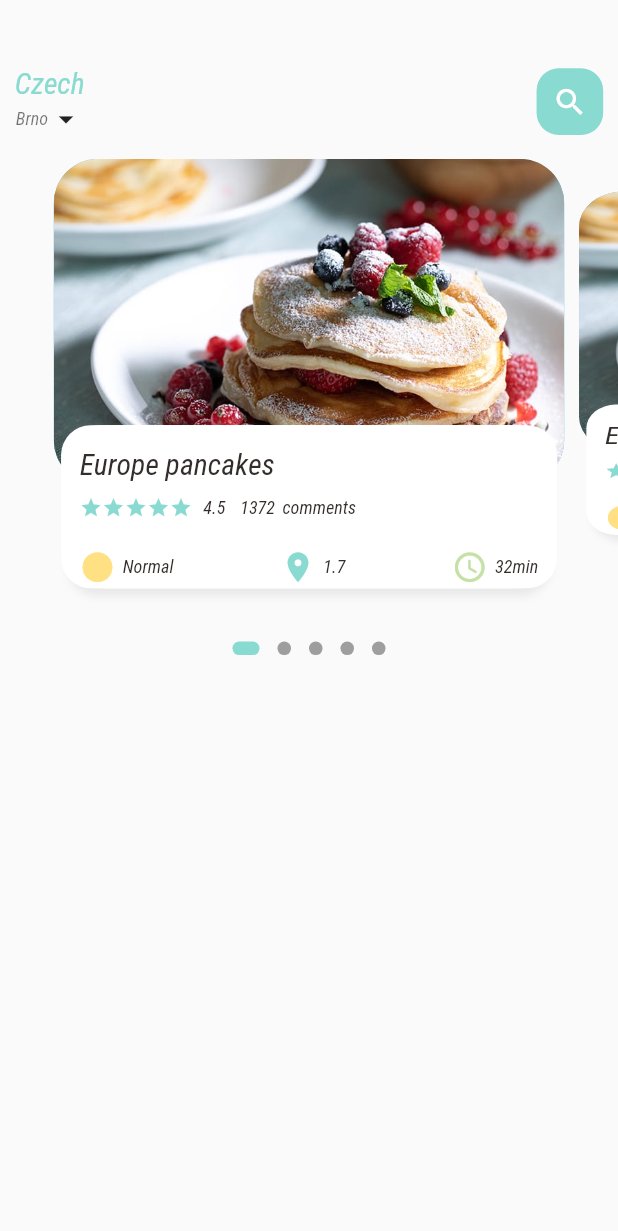
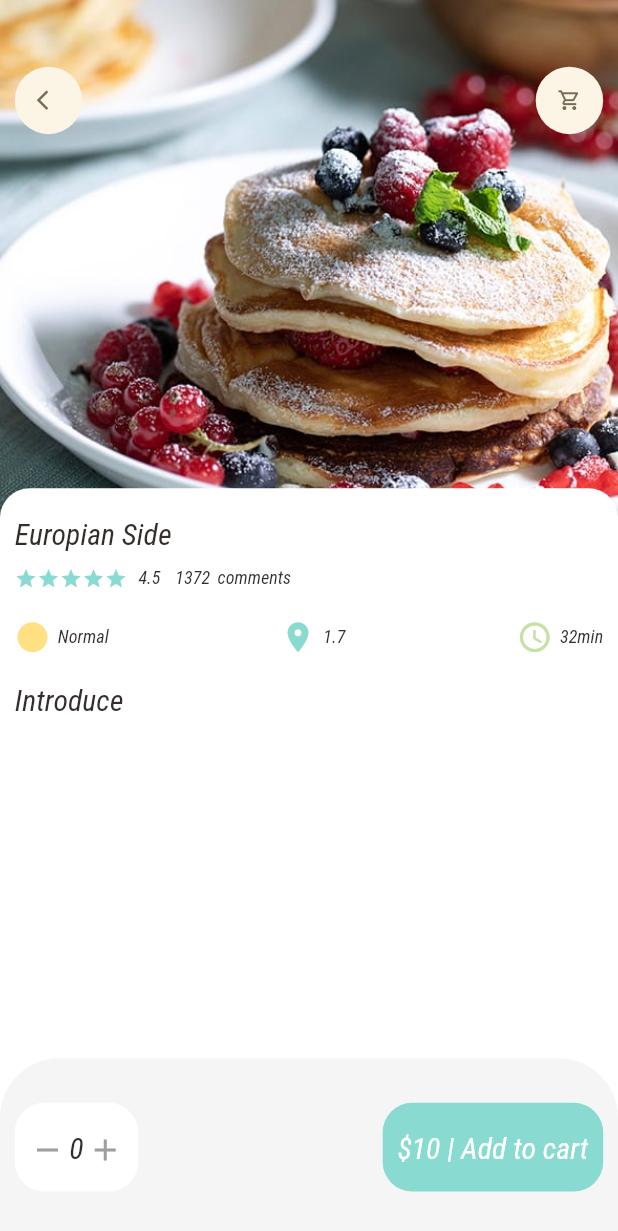
Before and after one commit to HinakIvan/delivery_app, a Flutter app: the screen it shows after launch, on a phone screen of 412 x 824 dp. Shown: the top 1231 px of the screen. Run offline on Flutter 3.47's test engine with Material 2 defaults, Android fonts, the phone set to English and light mode, and no system bars; drawn by our look-alikes of dots_indicator; our stand-ins replace get.

Commit message:
popular food page

```diff
--- a/lib/home/main_food_page.dart
+++ b/lib/home/main_food_page.dart
@@ -16,13 +16,15 @@ class MainFoodPage extends StatefulWidget {
 class _MainFoodPageState extends State<MainFoodPage> {
   @override
   Widget build(BuildContext context) {
-    print('current height is'+MediaQuery.of(context).size.height.toString());
+    print('current height is' + MediaQuery.of(context).size.height.toString());
     return Scaffold(
       body: Column(children: [
         Container(
             child: Container(
-          margin: EdgeInsets.only(top: Dimensions.height45, bottom: Dimensions.height15),
-          padding: EdgeInsets.only(left: Dimensions.width20, right: Dimensions.width20),
+          margin: EdgeInsets.only(
+              top: Dimensions.height45, bottom: Dimensions.height15),
+          padding: EdgeInsets.only(
+              left: Dimensions.width20, right: Dimensions.width20),
           child: Row(
             mainAxisAlignment: MainAxisAlignment.spaceBetween,
             children: [
@@ -37,7 +39,10 @@ class _MainFoodPageState extends State<MainFoodPage> {
                       text: 'Brno',
                       color: Colors.black54,
                     ),
-                    Icon(Icons.arrow_drop_down,size: Dimensions.iconSize24,),
+                    Icon(
+                      Icons.arrow_drop_down,
+                      size: Dimensions.iconSize24,
+                    ),
                   ])
                 ],
               ),
@@ -45,7 +50,8 @@ class _MainFoodPageState extends State<MainFoodPage> {
                 child: Container(
                   child: Icon(
                     Icons.search,
-                    color: Colors.white,size: Dimensions.iconSize24,
+                    color: Colors.white,
+                    size: Dimensions.iconSize24,
                   ),
                   width: Dimensions.height45,
                   height: Dimensions.height45,
@@ -56,7 +62,8 @@ class _MainFoodPageState extends State<MainFoodPage> {
               )
             ],
           ),
-        )),FoodPageBody()
+        )),
+        Expanded(child: SingleChildScrollView(child: FoodPageBody()))
       ]),
     );
   }
--- a/lib/main.dart
+++ b/lib/main.dart
@@ -1,5 +1,6 @@
 import 'package:delivery_app1/home/main_food_page.dart';
 import 'package:delivery_app1/home/main_food_page.dart';
+import 'package:delivery_app1/pages/food/popular_food_detail.dart';
 import 'package:flutter/material.dart';
 import 'package:get/get.dart';
 
@@ -28,7 +29,7 @@ debugShowCheckedModeBanner: false,
         // is not restarted.
         primarySwatch: Colors.blue,
       ),
-      home:  MainFoodPage(),
+      home:  PopularFoodDetail(),
     );
   }
 }
--- a/lib/pages/food/popular_food_detail.dart
+++ b/lib/pages/food/popular_food_detail.dart
@@ -0,0 +1,124 @@
+import 'package:delivery_app1/utils/colors.dart';
+import 'package:delivery_app1/utils/dimensions.dart';
+import 'package:delivery_app1/widgets/app_column.dart';
+import 'package:delivery_app1/widgets/app_icon.dart';
+import 'package:flutter/material.dart';
+
+import '../../widgets/Big_text.dart';
+
+
+class PopularFoodDetail extends StatelessWidget {
+  const PopularFoodDetail({Key? key}) : super(key: key);
+
+  @override
+  Widget build(BuildContext context) {
+    return Scaffold(
+      backgroundColor: Colors.white,
+      body: Stack(
+        children: [
+          Positioned(
+              left: 0,
+              right: 0,
+              child: Container(
+                width: double.maxFinite,
+                height: Dimensions.height350,
+                decoration: BoxDecoration(
+                    image: DecorationImage(
+                        fit: BoxFit.cover,
+                        image: AssetImage('assets/image/breakfast0.jpg'))),
+              )),
+          Positioned(
+              top: Dimensions.height45,
+              left: Dimensions.width20,
+              right: Dimensions.width20,
+              child: Row(
+                mainAxisAlignment: MainAxisAlignment.spaceBetween,
+                children: [
+                  AppIcon(icon: Icons.arrow_back_ios),
+                  AppIcon(icon: Icons.shopping_cart_outlined)
+                ],
+              )),
+          Positioned(
+              left: 0,
+              right: 0,
+              top: Dimensions.height350 - 20,
+              bottom: 0,
+              child: Container(
+                padding: EdgeInsets.only(
+                    left: Dimensions.width20,
+                    right: Dimensions.width20,
+                    top: Dimensions.height20),
+                decoration: BoxDecoration(
+                    borderRadius: BorderRadius.only(
+                        topRight: Radius.circular(Dimensions.radius20),
+                        topLeft: Radius.circular(Dimensions.radius20)),
+                    color: Colors.white),
+                child: Column(
+                  crossAxisAlignment: CrossAxisAlignment.start,
+                  children: [
+                    AppColumn(
+                      text: 'Europian Side',
+                    ),
+                    SizedBox(
+                      height: Dimensions.height20,
+                    ),
+                    BigText(text: 'Introduce')
+                  ],
+                ),
+              ))
+        ],
+      ),
+      bottomNavigationBar: Container(
+        height: Dimensions.height120,
+        padding: EdgeInsets.only(
+            top: Dimensions.height30,
+            bottom: Dimensions.height30,
+            left: Dimensions.width20,
+            right: Dimensions.width20),
+        decoration: BoxDecoration(
+            color: AppColors.ButtomBackGroundColor,
+            borderRadius: BorderRadius.only(
+                topLeft: Radius.circular(Dimensions.radius20 * 2),
+                topRight: Radius.circular(Dimensions.radius20 * 2))),
+        child: Row(mainAxisAlignment: MainAxisAlignment.spaceBetween,
+            children: [
+        Container(
+        padding: EdgeInsets.only(top: Dimensions.height20,
+            bottom: Dimensions.height20,
+            left: Dimensions.width20,
+            right: Dimensions.width20),
+        decoration: BoxDecoration(
+            borderRadius: BorderRadius.circular(Dimensions.radius20),
+            color: Colors.white),
+        child: Row(
+          children: [
+            Icon(
+              Icons.remove,
+              color: Colors.grey,
+            ),
+            SizedBox(width: Dimensions.width10 / 2,),
+            BigText(text: '0'),
+            SizedBox(width: Dimensions.width10 / 2,),
+
+            Icon(
+              Icons.add,
+              color: Colors.grey,
+            )
+          ],
+        ),
+      ),
+      Container(padding: EdgeInsets.only(top: Dimensions.height20,
+          bottom: Dimensions.height20,
+          left: Dimensions.width20,
+          right: Dimensions.width20),
+        child: BigText(text:'\$10 | Add to cart' ,color: Colors.white,),
+      decoration: BoxDecoration(
+          borderRadius: BorderRadius.circular(Dimensions.radius20),
+          color: AppColors.mainColor),)],
+    )
+    ,
+    )
+    ,
+    );
+  }
+}
--- a/lib/utils/colors.dart
+++ b/lib/utils/colors.dart
@@ -5,4 +5,5 @@ class AppColors{
   static final Color mainBlackColor = const Color(0xFF332d2b);
   static final Color Color1 = const Color(0xFFFFE082);
   static final Color Color2 = const Color(0xFFC5E1A5);
+  static final Color ButtomBackGroundColor= const Color (0xFFF5F5F5);
 }
--- a/lib/utils/dimensions.dart
+++ b/lib/utils/dimensions.dart
@@ -13,14 +13,21 @@ static double height20 = screenHeight/41.745;
 static double height15 = screenHeight/55.66;
 static double height30=screenHeight/27.83;
   static double height45=screenHeight/18.55;
+  static double height120=screenHeight/6.958;
+  static double height100=screenHeight/8.349;
+  static double height350=screenHeight/2.385;
 
   static double width10 = screenWidth/83.490;
   static double width20 = screenWidth/41.745;
   static double width15 = screenWidth/55.66;
   static double width30=screenWidth/27.83;
   static double width45=screenWidth/18.55;
+  static double width120=screenWidth/6.958;
+  static double width200=screenWidth/4.175;
+
 
   static double font20 = screenHeight/41.745;
+  static double font26 = screenHeight/32.1;
 
   static double radius5=screenHeight/166.98;
   static double radius15=screenHeight/55.66;
@@ -29,4 +36,6 @@ static double height30=screenHeight/27.83;
 
 //  icon size
 static double iconSize24=screenHeight/34.79;
+  static double iconSize16=screenHeight/52.18;
+
 }
--- a/lib/widgets/app_column.dart
+++ b/lib/widgets/app_column.dart
@@ -0,0 +1,74 @@
+import 'package:delivery_app1/widgets/small_text.dart';
+import 'package:flutter/material.dart';
+
+import '../utils/colors.dart';
+import '../utils/dimensions.dart';
+import 'Big_text.dart';
+import 'Icon_and_text_widget.dart';
+
+class AppColumn extends StatelessWidget {
+  final String text;
+  const AppColumn({Key? key, required this.text}) : super(key: key);
+
+  @override
+  Widget build(BuildContext context) {
+    return Column(
+      crossAxisAlignment: CrossAxisAlignment.start,
+      children: [
+        BigText(
+          text: text,size: Dimensions.font26,
+        ),
+        SizedBox(
+          height: Dimensions.height10,
+        ),
+        Row(
+          children: [
+            Wrap(
+              children: List.generate(
+                  5,
+                      (index) => Icon(
+                    Icons.star,
+                    color: AppColors.mainColor,
+                    size: 15,
+                  )),
+            ),
+            SizedBox(
+              width: Dimensions.width15,
+            ),
+            SmallText(
+              text: '4.5',
+            ),
+            SizedBox(
+              width: Dimensions.width20,
+            ),
+            SmallText(text: '1372'),
+            SizedBox(
+              width: Dimensions.width10,
+            ),
+            SmallText(text: 'comments')
+          ],
+        ),
+        SizedBox(
+          height: Dimensions.height20,
+        ),
+        Row(
+          mainAxisAlignment: MainAxisAlignment.spaceBetween,
+          children: [
+            IconAndTextWidget(
+                icon: Icons.circle_sharp,
+                text: 'Normal',
+                iconcolor: AppColors.Color1),
+            IconAndTextWidget(
+                icon: Icons.location_on,
+                text: '1.7',
+                iconcolor: AppColors.mainColor),
+            IconAndTextWidget(
+                icon: Icons.access_time_rounded,
+                text: '32min',
+                iconcolor: AppColors.Color2)
+          ],
+        )
+      ],
+    );
+  }
+}
--- a/lib/widgets/app_icon.dart
+++ b/lib/widgets/app_icon.dart
@@ -0,0 +1,16 @@
+import 'package:flutter/material.dart';
+
+import '../utils/dimensions.dart';
+
+class AppIcon extends StatelessWidget {
+  final IconData icon;
+  final Color backgroundColor;
+  final Color iconcolor;
+  final double size;
+  const AppIcon({Key? key, required this.icon,  this.backgroundColor= const Color(0xFFfcf4e4),  this.iconcolor= const Color (0xFF756d54),  this.size=45}) : super(key: key);
+
+  @override
+  Widget build(BuildContext context) {
+    return Container(width: size,height: size,decoration: BoxDecoration(borderRadius: BorderRadius.circular(size/2),color:backgroundColor ),child: Icon(icon,color: iconcolor,size:Dimensions.iconSize16 ,),);
+  }
+}
```
Also changed, not shown: lib/home/Food_page_body.dart (+124 -64 lines).
